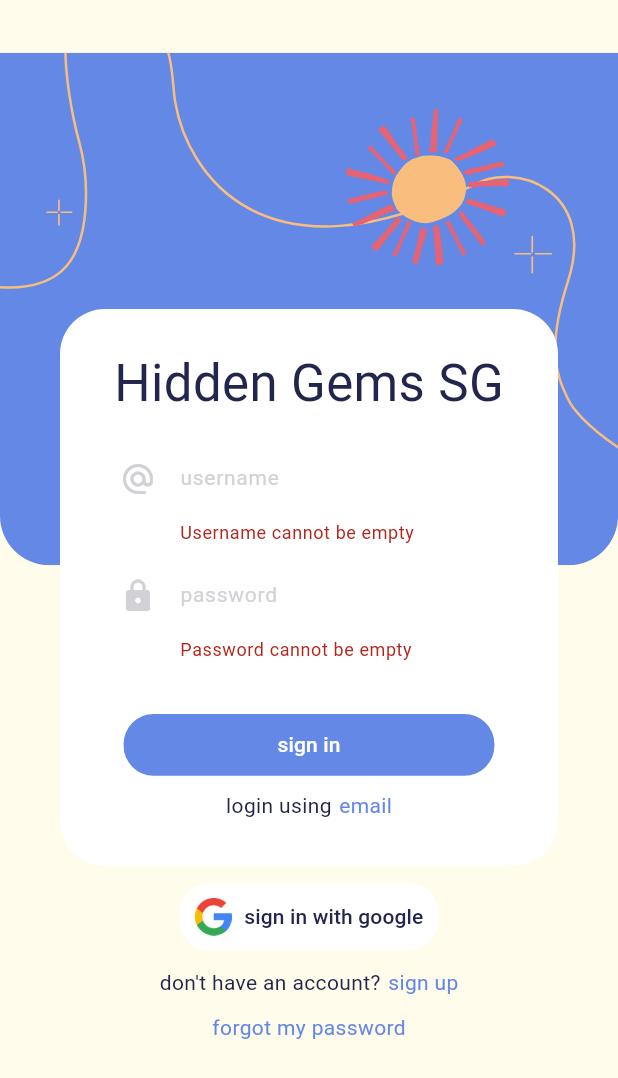
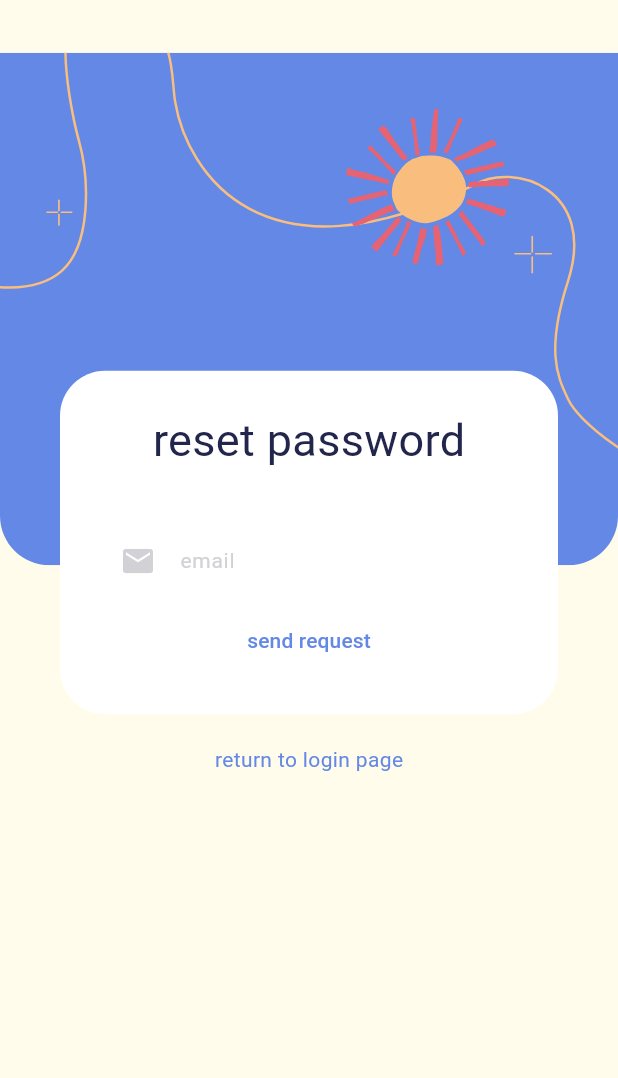
Before and after one commit to MagdelineNg/exploresg, a Flutter app: the screen it shows after launch, after a tap on "sign in", after a tap on "forgot my password", on a phone screen of 412 x 824 dp. Shown: the top 1078 px of the screen. Run offline on Flutter 3.47's test engine with Material 3 defaults, Android fonts, the phone set to English and light mode, and no system bars; our stand-ins replace cloud_firestore, firebase_auth, firebase_core, firebase_messaging, flutter_dotenv, flutter_rating_bar and 5 more; accounts and stored records are empty; Roboto replaces fonts that are missing (AvenirLtStd, MadeSunflower).

Commit message:
forget password screen

```diff
--- a/lib/main.dart
+++ b/lib/main.dart
@@ -4,6 +4,7 @@ import 'package:hidden_gems_sg/screens/home_ui.dart';
 import 'package:hidden_gems_sg/screens/login_ui.dart';
 import 'package:hidden_gems_sg/screens/sign_up_ui.dart';
 import 'package:hidden_gems_sg/screens/verify_ui.dart';
+import 'package:hidden_gems_sg/screens/forgot_password_ui.dart';
 import 'package:hidden_gems_sg/theme/theme_constants.dart';
 // import 'package:hidden_gems_sg/screens/splash_ui.dart';
 import 'package:firebase_core/firebase_core.dart';
@@ -48,6 +49,7 @@ class MyApp extends StatelessWidget {
         LoginScreen.routeName: (context) => const LoginScreen(),
         SignUpScreen.routeName: (context) => const SignUpScreen(),
         VerifyScreen.routeName: (context) => const VerifyScreen(),
+        ForgotPasswordScreen.routeName: (context) => const ForgotPasswordScreen(),
         // Define other routes as needed
       },
     );
--- /dev/null
+++ b/lib/screens/forgot_password_ui.dart
@@ -0,0 +1,168 @@
+import 'package:hidden_gems_sg/screens/login_ui.dart';
+import 'package:flutter/material.dart';
+import 'package:hidden_gems_sg/helper/utils.dart';
+import 'package:flutter_svg/svg.dart';
+import 'package:firebase_auth/firebase_auth.dart';
+
+class ForgotPasswordScreen extends StatefulWidget {
+  static const routeName = "/forgetPW";
+
+  const ForgotPasswordScreen({Key? key}) : super(key: key);
+
+  @override
+  State<ForgotPasswordScreen> createState() => _ForgetPasswordScreenState();
+}
+
+class _ForgetPasswordScreenState extends State<ForgotPasswordScreen> {
+  final _auth = FirebaseAuth.instance;
+  late String _email;
+  final _emailKey = GlobalKey<FormState>();
+
+  Widget _topBar(double width) {
+    return FittedBox(
+        fit: BoxFit.fill,
+        child: SvgPicture.asset('assets/img/login-top.svg',
+            width: width, height: width));
+  }
+
+  Widget _returnLogin() {
+    return GestureDetector(
+      child: textMinor('return to login page', Color(0xff6488E5)),
+      onTap: () {
+        Navigator.pushReplacementNamed(context, LoginScreen.routeName);
+      },
+    );
+  }
+
+  Widget _resetPassword(double width, double height) {
+    return Container(
+      margin: EdgeInsets.symmetric(horizontal: 40),
+      padding: EdgeInsets.symmetric(horizontal: 30, vertical: 25),
+      width: width - 80,
+      decoration: BoxDecoration(
+        color: Colors.white,
+        borderRadius: BorderRadius.all(Radius.circular(30)),
+      ),
+      child: Column(
+        crossAxisAlignment: CrossAxisAlignment.center,
+        children: [
+          textMajor("reset password", Color(0xff22254C), 30),
+          SizedBox(height: 30),
+          _emailForm(),
+          _sendRequest()
+        ],
+      ),
+    );
+  }
+
+  Widget _emailTextField() {
+    return Container(
+      padding: EdgeInsets.symmetric(vertical: 5.0, horizontal: 10.0),
+      child: TextFormField(
+        obscureText: false,
+        decoration: InputDecoration(
+          border: InputBorder.none,
+          hintText: 'email',
+          hintStyle: TextStyle(
+            color: Color(0xffD1D1D6),
+          ),
+          icon: Icon(
+            Icons.email,
+            color: Color(0xffD1D1D6),
+          ),
+        ),
+        style: avenirLtStdStyle(
+          Color(0xffD1D1D6),
+        ),
+        keyboardType: TextInputType.emailAddress,
+        validator: _validateEmail,
+        onChanged: (String? saved) {
+          _email = saved!.trim();
+        },
+      ),
+    );
+  }
+
+  Widget _emailForm() {
+    return Form(
+      key: _emailKey,
+      child: Container(
+        child: _emailTextField(),
+      ),
+    );
+  }
+
+  Widget _sendRequest() {
+    return Row(
+      mainAxisAlignment: MainAxisAlignment.spaceAround,
+      children: [
+        ElevatedButton(
+          style: ElevatedButton.styleFrom(
+            backgroundColor: Colors.white,
+            elevation: 0,
+            shape: RoundedRectangleBorder(
+              borderRadius: BorderRadius.circular(20),
+            ),
+          ),
+          onPressed: () {
+            _validate();
+          },
+          child: textMinor(
+            'send request',
+            Color(0xff6488E5),
+          ),
+        ),
+      ],
+    );
+  }
+
+  String? _validateEmail(String? value) {
+    String pattern =
+        r'^(([^<>()[\]\\.,;:\s@\"]+(\.[^<>()[\]\\.,;:\s@\"]+)*)|(\".+\"))@((\[[0-9]{1,3}\.[0-9]{1,3}\.[0-9]{1,3}\.[0-9]{1,3}\])|(([a-zA-Z\-0-9]+\.)+[a-zA-Z]{2,}))$';
+    RegExp regex = new RegExp(pattern);
+    if (value == null || value.isEmpty) {
+      return "Email cannot be empty";
+    } else if (!regex.hasMatch(value))
+      return 'Enter a valid email';
+    else
+      return null;
+  }
+
+  void _validate() {
+    if (_emailKey.currentState!.validate()) {
+      _emailKey.currentState!.save();
+      setState(() {
+        _auth.sendPasswordResetEmail(email: _email);
+        Navigator.pushReplacementNamed(context, LoginScreen.routeName);
+      });
+    }
+  }
+
+  Widget build(BuildContext context) {
+    double _height = MediaQuery.of(context).size.height;
+    double _width = MediaQuery.of(context).size.width;
+    return Scaffold(
+      backgroundColor: Color(0xfffffcec),
+      body: SingleChildScrollView(
+        child: Container(
+          height: _height - 20,
+          child: Stack(
+            children: [
+              Positioned(child: _topBar(_width)),
+              Positioned(
+                top: _height * 0.3,
+                child: Column(
+                  children: [
+                    _resetPassword(_width, _height),
+                    SizedBox(height: 20),
+                    _returnLogin(),
+                  ],
+                ),
+              ),
+            ],
+          ),
+        ),
+      ),
+    );
+  }
+}
--- a/lib/screens/login_ui.dart
+++ b/lib/screens/login_ui.dart
@@ -1,7 +1,7 @@
 import 'package:hidden_gems_sg/helper/auth_controller.dart';
 import 'package:hidden_gems_sg/helper/google_sign_in_api.dart';
 import 'package:hidden_gems_sg/screens/base_ui.dart';
-// import 'package:hidden_gems_sg/screens/forgot_password_ui.dart';
+import 'package:hidden_gems_sg/screens/forgot_password_ui.dart';
 import 'package:hidden_gems_sg/screens/interests_ui.dart';
 import 'package:hidden_gems_sg/screens/sign_up_ui.dart';
 import 'package:firebase_auth/firebase_auth.dart';
@@ -249,7 +249,7 @@ class _LoginScreenState extends State<LoginScreen> {
   Widget _forgotPassword() {
     return InkWell(
       onTap: () {
-        // Navigator.pushReplacementNamed(context, ForgotPasswordScreen.routeName);
+        Navigator.pushReplacementNamed(context, ForgotPasswordScreen.routeName);
       },
       child: textMinor(
         'forgot my password',
```
